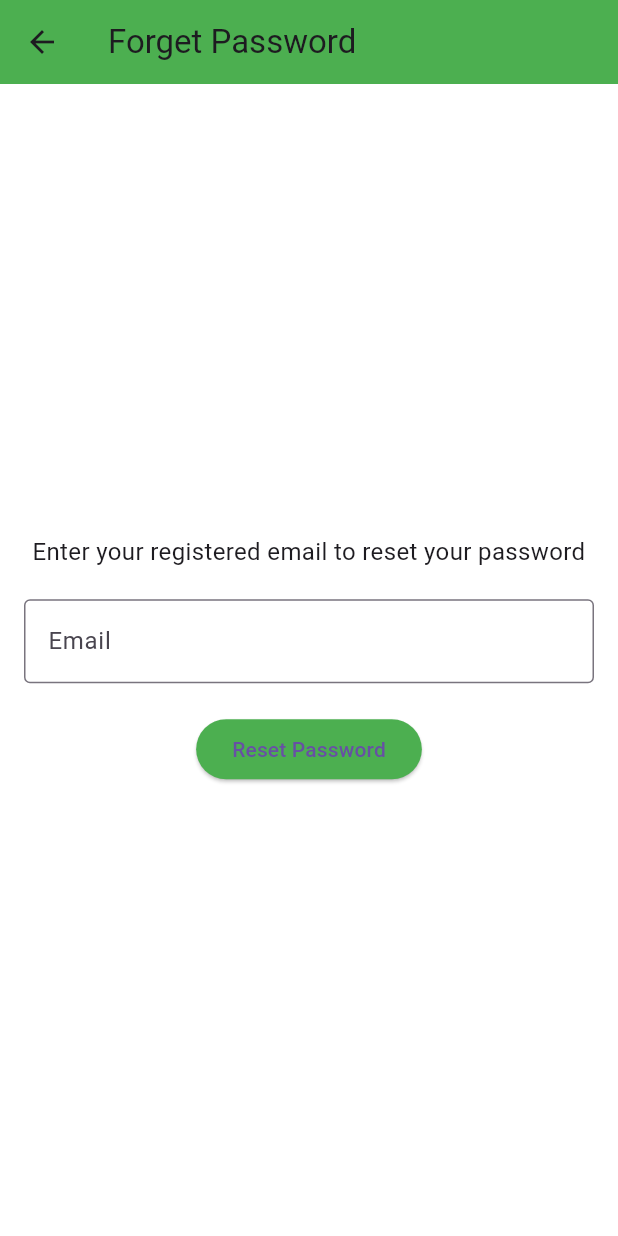
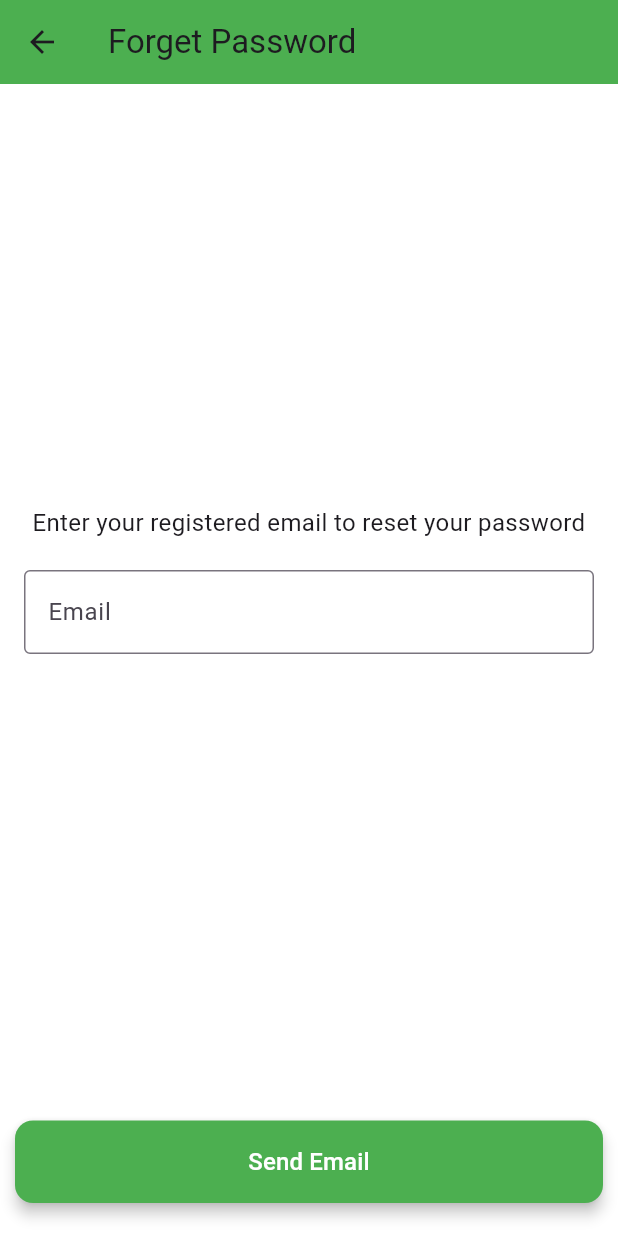
Before and after one commit to Tarikul69/Car-Rental-App, a Flutter app: the forgetpassword screen opened by its route, on a phone screen of 412 x 824 dp. Run offline on Flutter 3.47's test engine with Material 3 defaults, Android fonts, the phone set to English and light mode, and no system bars; our stand-ins replace carousel_slider, flutter_speed_dial, get.

Commit message:
UI Update

```diff
--- a/lib/routes/app_routes.dart
+++ b/lib/routes/app_routes.dart
@@ -9,4 +9,5 @@ abstract class AppRoutes {
   static const String notifications = '/notifications';
   static const String menu = '/menu';
   static const String trips = '/trips';
+  static const String message = '/message';
 }
--- a/lib/routes/page_routes.dart
+++ b/lib/routes/page_routes.dart
@@ -7,6 +7,7 @@ import 'package:car_rental_app/widgets/login_registration/forgetpassword.dart';
 import 'package:car_rental_app/widgets/login_registration/login.dart';
 import 'package:car_rental_app/widgets/login_registration/registration.dart';
 import 'package:car_rental_app/widgets/menu/menu.dart';
+import 'package:car_rental_app/widgets/message/message.dart';
 import 'package:car_rental_app/widgets/notifications/notifications.dart';
 import 'package:car_rental_app/widgets/splash_screen/splash_screen.dart';
 import 'package:get/get_navigation/src/routes/get_route.dart';
@@ -50,7 +51,12 @@ class AppPages {
       page: () => menu(),
     ),
     GetPage(
-        name: AppRoutes.trips,
-        page: () => trip()) // Assuming login uses the same widget for now
+      name: AppRoutes.trips,
+      page: () => trip(),
+    ),
+    GetPage(
+      name: AppRoutes.message,
+      page: () => message(),
+    ) // Assuming login uses the same widget for now
   ];
 }
--- a/lib/widgets/login_registration/forgetpassword.dart
+++ b/lib/widgets/login_registration/forgetpassword.dart
@@ -10,6 +10,12 @@ class forgetpassword extends StatelessWidget {
       appBar: AppBar(
         title: Text("Forget Password"),
         backgroundColor: Colors.green,
+        leading: IconButton(
+          icon: Icon(Icons.arrow_back),
+          onPressed: () {
+            Navigator.pop(context);
+          },
+        ),
       ),
       body: Center(
         child: Padding(
@@ -30,15 +36,24 @@ class forgetpassword extends StatelessWidget {
                 ),
               ),
               SizedBox(height: 20),
-              ElevatedButton(
-                onPressed: () {
-                  // Logic to handle password reset
-                },
-                child: Text("Reset Password"),
-                style: ElevatedButton.styleFrom(backgroundColor: Colors.green),
-              ),
             ],
           ),
+        ),
+      ),
+      bottomNavigationBar: Padding(
+        padding: const EdgeInsets.fromLTRB(10, 10, 10, 22),
+        child: ElevatedButton(
+          style: ElevatedButton.styleFrom(
+            minimumSize: const Size.fromHeight(55),
+            backgroundColor: Colors.green,
+            shape: RoundedRectangleBorder(
+              borderRadius: BorderRadius.circular(12),
+            ),
+            elevation: 4,
+          ),
+          onPressed: () {},
+          child: const Text('Send Email',
+              style: TextStyle(fontSize: 16, color: Colors.white)),
         ),
       ),
     );
--- a/pubspec.yaml
+++ b/pubspec.yaml
@@ -36,6 +36,7 @@ dependencies:
   cupertino_icons: ^1.0.6
   get: ^4.6.6
   carousel_slider: ^5.0.0
+  flutter_speed_dial: ^7.0.0
 
 dev_dependencies:
   flutter_test:
```
Also changed, not shown: lib/widgets/home/home.dart (+20 -7 lines), lib/widgets/message/message.dart (added, +103 -0 lines), pubspec.lock.
